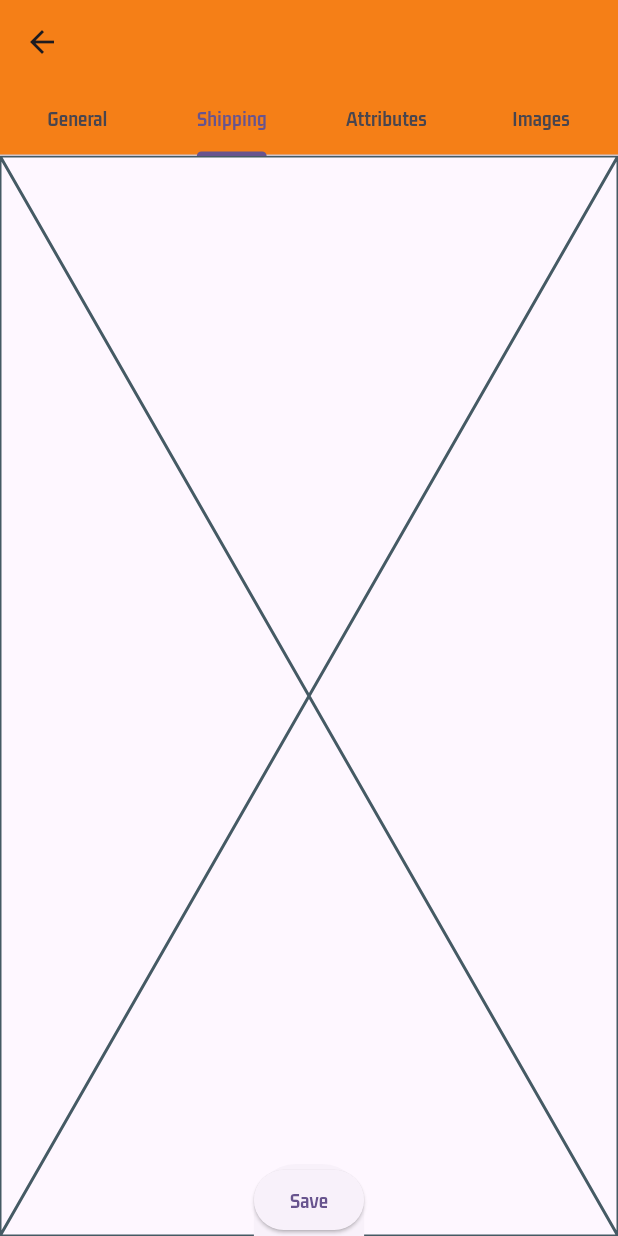
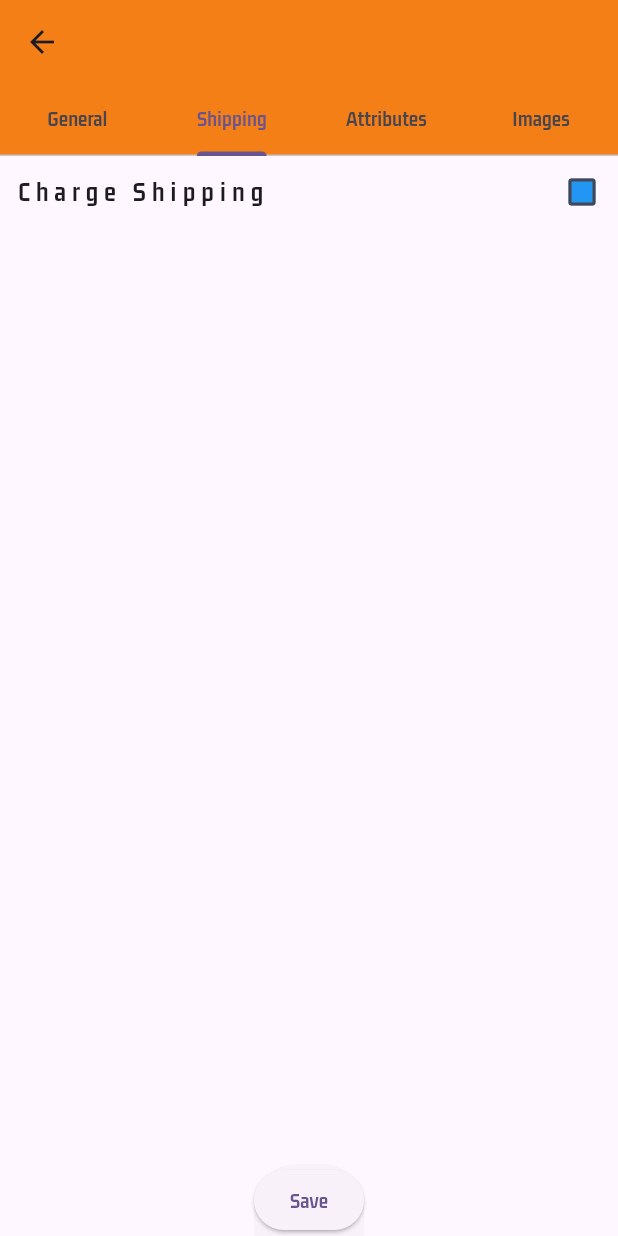
Before and after one commit to QuocHuy78035/ecommerce_app, a Flutter app: the VendorUploadScreen screen opened directly, tab 2 chosen, on a phone screen of 412 x 824 dp. Run offline on Flutter 3.47's test engine with Material 3 defaults, Android fonts, the phone set to English and light mode, and no system bars; our stand-ins replace cached_network_image, cloud_firestore, firebase_auth, firebase_core, firebase_storage, flutter_easyloading and 3 more; missing offline and left inert: country_state_city_picker; accounts and stored records are empty.

Commit message:
done shipping_charge

```diff
--- a/lib/providers/product_provider.dart
+++ b/lib/providers/product_provider.dart
@@ -10,7 +10,9 @@ class ProductProvider with ChangeNotifier {
     String? category,
     String? description,
     DateTime? scheduleDate,
-    List<String>? imageUrlList
+    List<String>? imageUrlList,
+    bool? chargeShipping,
+    int? shippingCharge
   }) {
     if (productName != null) {
       productData['productName'] = productName;
@@ -21,17 +23,23 @@ class ProductProvider with ChangeNotifier {
     if (quantity != null) {
       productData['quantity'] = quantity;
     }
-    if(category != null){
+    if (category != null) {
       productData['category'] = category;
     }
-    if(description != null){
+    if (description != null) {
       productData['description'] = description;
     }
-    if(scheduleDate != null){
+    if (scheduleDate != null) {
       productData['scheduleDate'] = scheduleDate;
     }
-    if(imageUrlList != null){
+    if (imageUrlList != null) {
       productData['imageUrlList'] = imageUrlList;
+    }
+    if (chargeShipping != null) {
+      productData['chargeShipping'] = chargeShipping;
+    }
+    if (shippingCharge != null) {
+      productData['shippingCharge'] = shippingCharge;
     }
   }
 }
--- a/lib/vendors/views/screens/upload_tap_screens/shipping_screen.dart
+++ b/lib/vendors/views/screens/upload_tap_screens/shipping_screen.dart
@@ -1,10 +1,78 @@
+import 'package:ecomerce_app/providers/product_provider.dart';
 import 'package:flutter/material.dart';
+import 'package:provider/provider.dart';
 
-class ShippingScreen extends StatelessWidget {
+class ShippingScreen extends StatefulWidget {
   const ShippingScreen({super.key});
 
   @override
+  State<ShippingScreen> createState() => _ShippingScreenState();
+}
+
+class _ShippingScreenState extends State<ShippingScreen> {
+  bool _chargeShipping = false;
+
+  @override
   Widget build(BuildContext context) {
-    return const Placeholder();
+    ProductProvider productProvider = Provider.of<ProductProvider>(context);
+    Color getColor(Set<MaterialState> states) {
+      const Set<MaterialState> interactiveStates = <MaterialState>{
+        MaterialState.pressed,
+        MaterialState.hovered,
+        MaterialState.focused,
+      };
+      if (states.any(interactiveStates.contains)) {
+        return Colors.blue;
+      }
+      return Colors.blue;
+    }
+
+    return Column(
+      children: [
+        Row(
+          mainAxisAlignment: MainAxisAlignment.spaceBetween,
+          children: [
+            const Padding(
+              padding: EdgeInsets.symmetric(horizontal: 10),
+              child: Text(
+                "Charge Shipping",
+                style: TextStyle(
+                  letterSpacing: 4,
+                  fontSize: 18,
+                ),
+              ),
+            ),
+            Checkbox(
+              checkColor: Colors.white,
+              fillColor: MaterialStateProperty.resolveWith(getColor),
+              value: _chargeShipping,
+              onChanged: (bool? value) {
+                setState(
+                  () {
+                    _chargeShipping = value!;
+                    productProvider.getFormData(chargeShipping: _chargeShipping);
+                  },
+                );
+              },
+            ),
+          ],
+        ),
+        const SizedBox(
+          height: 20,
+        ),
+        if (_chargeShipping)
+          Container(
+            height: 30,
+            width: MediaQuery.of(context).size.width,
+            padding: const EdgeInsets.symmetric(horizontal: 10),
+            child: TextFormField(
+              onChanged: (value){
+                productProvider.getFormData(shippingCharge: int.parse(value));
+              },
+              decoration: const InputDecoration(hintText: "Shipping Charge"),
+            ),
+          )
+      ],
+    );
   }
 }
```
